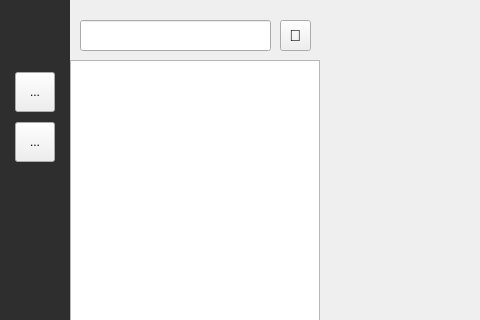
sAkuraOfficial/Chat, file Client/ui/ChatMain/ClientMain.ui: the form before one commit; both pictures show x 0 to 480 and y 0 to 320 of the 948 by 639 pixel window.
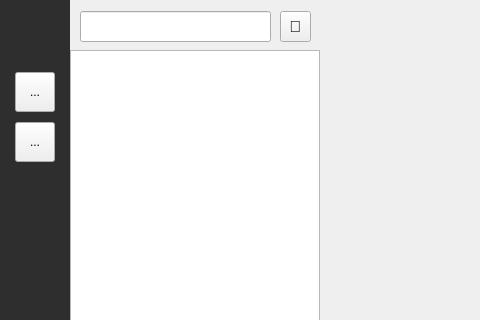
The form after the commit. Icons and pictures are not drawn.

Patch:
```diff
--- a/Client/ui/ChatMain/ClientMain.ui
+++ b/Client/ui/ChatMain/ClientMain.ui
@@ -88,9 +88,9 @@
     <property name="geometry">
      <rect>
       <x>0</x>
-      <y>60</y>
+      <y>50</y>
       <width>250</width>
-      <height>581</height>
+      <height>591</height>
      </rect>
     </property>
    </widget>
@@ -98,7 +98,7 @@
     <property name="geometry">
      <rect>
       <x>10</x>
-      <y>20</y>
+      <y>11</y>
       <width>191</width>
       <height>31</height>
      </rect>
@@ -108,7 +108,7 @@
     <property name="geometry">
      <rect>
       <x>210</x>
-      <y>20</y>
+      <y>11</y>
       <width>31</width>
       <height>31</height>
      </rect>
```
